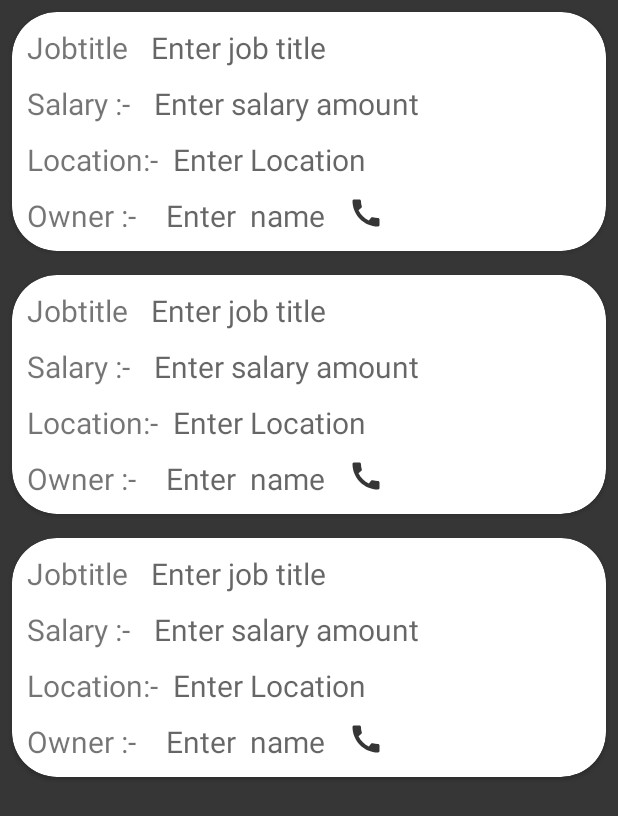
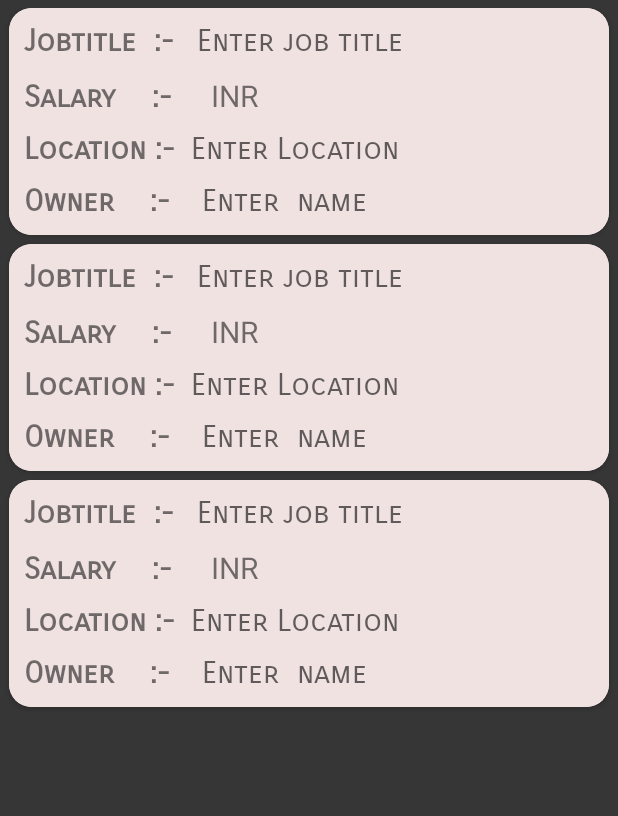
Before and after one commit to impratikspatil/HireASkill, an Android app: the layout fragment_jobs_fragment.xml on its own in the app's theme, with its tools: preview values and no code run, on a phone screen of 412 x 824 dp. Shown: the top 816 px of the screen. Run offline under Robolectric (Android 15) with nearby library versions, the phone set to English and light mode, and no system bars.

Commit message:
final commit til now

```diff
--- a/app/src/main/res/layout/add_job_items.xml
+++ b/app/src/main/res/layout/add_job_items.xml
@@ -5,12 +5,16 @@
         xmlns:app="http://schemas.android.com/apk/res-auto"
         android:layout_width="match_parent"
         android:layout_height="wrap_content"
-        app:cardCornerRadius="30dp"
-        android:layout_margin="8dp"
+        app:cardCornerRadius="15dp"
+        android:layout_marginBottom="6dp"
+        android:layout_marginStart="6dp"
+        android:layout_marginEnd="6dp"
+        android:background="#F4D2D2"
         >
     <LinearLayout
         android:layout_width="match_parent"
         android:layout_height="match_parent"
+        android:background="#F1E2E2"
         android:orientation="vertical">
 
         <LinearLayout
@@ -23,15 +27,17 @@
             <TextView
                 android:layout_width="wrap_content"
                 android:layout_height="wrap_content"
-                android:text="Jobtitle"
-                android:layout_marginEnd="15dp"
+                android:text="Jobtitle  :-"
+                android:fontFamily="sans-serif-smallcaps"
+                android:textStyle="bold"
                 android:textSize="20sp"/>
             <TextView
                 android:id="@+id/jobtitle"
                 android:layout_width="wrap_content"
                 android:layout_height="wrap_content"
                android:hint="Enter job title"
-                android:layout_marginEnd="15dp"
+                android:fontFamily="sans-serif-smallcaps"
+                android:layout_marginStart="15dp"
                 android:textSize="20sp"/>
                 />
         </LinearLayout>
@@ -45,18 +51,23 @@
             <TextView
                 android:layout_width="wrap_content"
                 android:layout_height="wrap_content"
-                android:text="Salary :-"
-                android:layout_marginEnd="15dp"
+                android:text="Salary    :-"
+                android:textStyle="bold"
+                android:fontFamily="sans-serif-smallcaps"
                 android:textSize="20sp"/>
             <TextView
                 android:id="@+id/salary"
                 android:layout_width="wrap_content"
                 android:layout_height="wrap_content"
-                android:hint="Enter salary amount "
-                android:layout_marginEnd="15dp"
+                android:fontFamily="sans-serif-smallcaps"
+                android:layout_marginStart="15dp"
                 android:textSize="20sp"/>
-
-
+            <TextView
+                android:layout_width="wrap_content"
+                android:layout_height="wrap_content"
+                android:text=" INR"
+                android:textSize="20sp"
+                android:layout_marginStart="5dp"/>
 
 
             />
@@ -71,7 +82,9 @@
             <TextView
                 android:layout_width="wrap_content"
                 android:layout_height="wrap_content"
-                android:text="Location:-"
+                android:text="Location :-"
+                android:textStyle="bold"
+                android:fontFamily="sans-serif-smallcaps"
                 android:textSize="20sp"/>
             <TextView
 
@@ -79,6 +92,7 @@
                 android:layout_width="wrap_content"
                 android:layout_height="wrap_content"
                 android:hint="Enter Location"
+                android:fontFamily="sans-serif-smallcaps"
                 android:textSize="20sp"
                 android:layout_marginEnd="10dp"
                 android:layout_marginStart="10dp"/>
@@ -95,8 +109,9 @@
             <TextView
                 android:layout_width="wrap_content"
                 android:layout_height="wrap_content"
-                android:text="Owner :-"
-                android:layout_marginEnd="15dp"
+                android:text="Owner    :-"
+                android:textStyle="bold"
+                android:fontFamily="sans-serif-smallcaps"
                 android:textSize="20sp"/>
 
 
@@ -104,16 +119,12 @@
                 android:id="@+id/owner"
                 android:layout_width="wrap_content"
                 android:layout_height="wrap_content"
-                android:layout_marginEnd="15dp"
+                android:layout_marginStart="15dp"
                 android:hint=" Enter  name"
+                android:fontFamily="sans-serif-smallcaps"
                 android:textSize="20sp" />
 
-            <ImageView
-                android:layout_width="wrap_content"
-                android:layout_height="wrap_content"
-                android:src="@drawable/ic_baseline_call_24"
-                android:layout_marginEnd="10dp"
-                />
+
 
         </LinearLayout>
     </LinearLayout>
--- a/app/src/main/res/layout/fragment_jobs_fragment.xml
+++ b/app/src/main/res/layout/fragment_jobs_fragment.xml
@@ -4,11 +4,13 @@
     android:layout_width="match_parent"
     android:layout_height="match_parent"
     android:background="#363636"
+
     tools:context=".Home.Jobs_fragment">
 
 
     <androidx.recyclerview.widget.RecyclerView
         android:id="@+id/jobs_rv"
+        android:layout_marginTop="5dp"
         android:layout_width="match_parent"
         android:layout_height="match_parent"
         tools:listitem="@layout/add_job_items"
```
